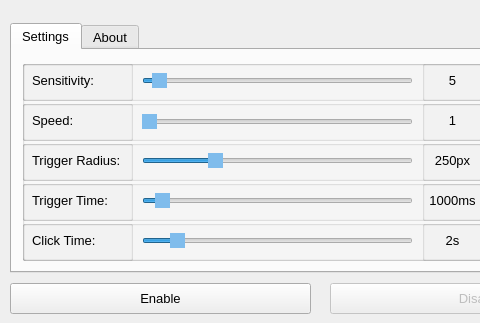
Qt form SpatialPointer/spatial_pointer.ui (b-reynolds/Pointy) before a commit; both pictures show x 0 to 480 and y 147 to 470 of the 640 by 470 pixel window.
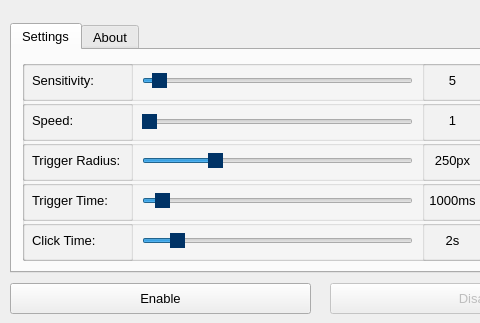
The same form after that commit. Icons and pictures are not drawn.

Commit message: Change colour scheme

What changed in the file:
```diff
--- a/SpatialPointer/spatial_pointer.ui
+++ b/SpatialPointer/spatial_pointer.ui
@@ -45,7 +45,7 @@
    <bool>false</bool>
   </property>
   <property name="styleSheet">
-   <string notr="true">QSlider::handle:horizontal {background-color:#7FBCEC;}</string>
+   <string notr="true">QSlider::handle:horizontal {background-color:#003366;}</string>
   </property>
   <widget class="QTabWidget" name="tab_main">
    <property name="geometry">
```
Left out of the diff: 4 changed lines with no effect on the pictures. The commit also changes 2 other files.
